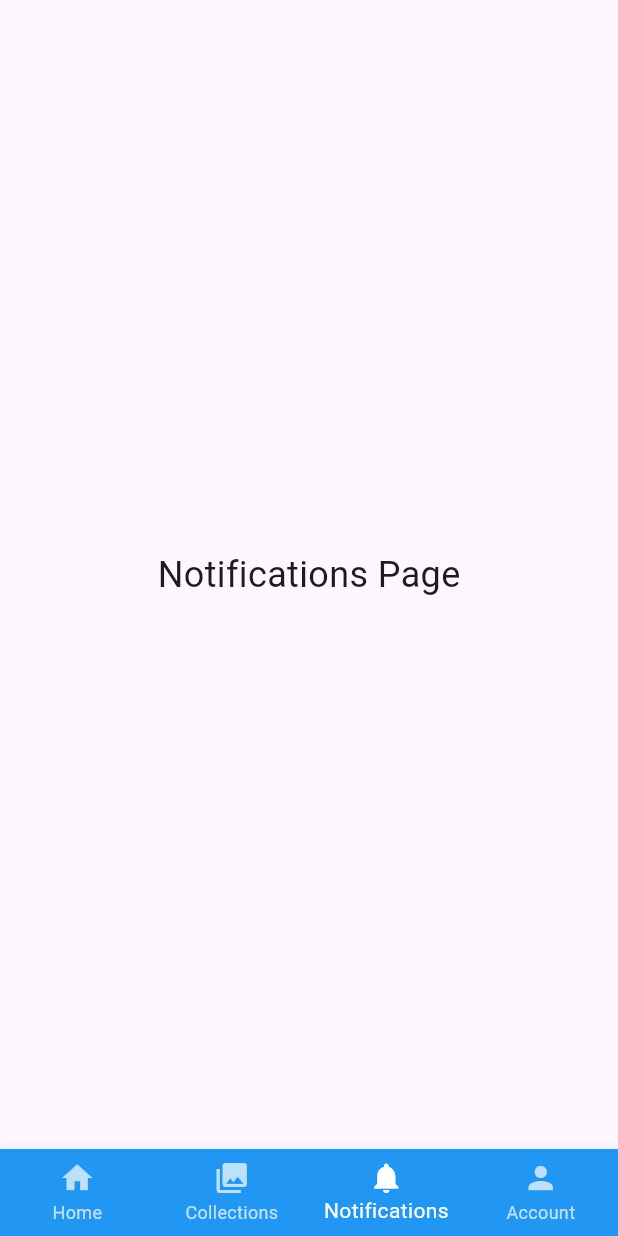
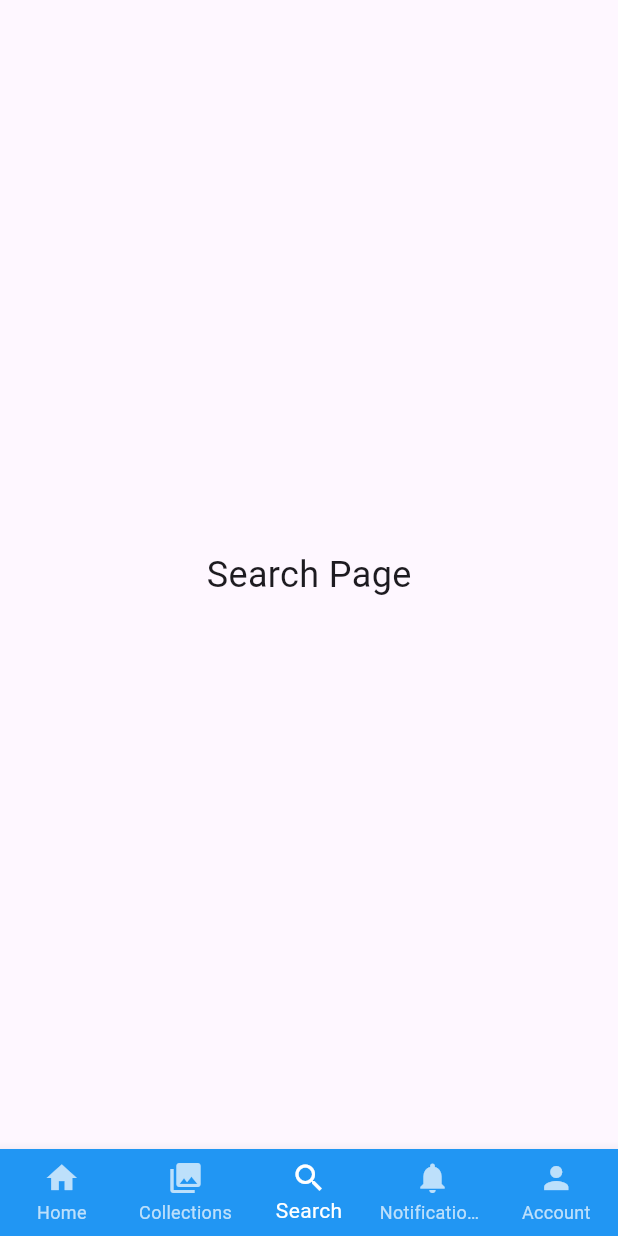
Before and after one commit to lee-ranaweer/holo, a Flutter app: the screen it shows after launch, item 3 of the bottom bar chosen, on a phone screen of 412 x 824 dp. Run offline on Flutter 3.47's test engine with Material 3 defaults, Android fonts, the phone set to English and light mode, and no system bars; our stand-ins replace go_router; missing offline and left inert: pokemon_tcg.

Commit message:
Added search page

```diff
--- a/lib/main.dart
+++ b/lib/main.dart
@@ -25,6 +25,7 @@ final GoRouter _router = GoRouter(
       routes: [
         GoRoute(path: '/', builder: (context, state) => HomePage()),
         GoRoute(path: '/collections', builder: (context, state) => CollectionsPage()),
+        GoRoute(path: '/search', builder: (context, state) => SearchPage()),
         GoRoute(path: '/notifications', builder: (context, state) => NotificationsPage()),
         GoRoute(path: '/account', builder: (context, state) => AccountPage()),
       ],
@@ -57,9 +58,12 @@ class NavBar extends StatelessWidget {
               context.go('/collections');
               break;
             case 2:
+              context.go('/search');
+              break;
+            case 3:
               context.go('/notifications');
               break;
-            case 3:
+            case 4:
               context.go('/account');
               break;
           }
@@ -69,6 +73,7 @@ class NavBar extends StatelessWidget {
         items: [
           BottomNavigationBarItem(icon: Icon(Icons.home), label: 'Home'),
           BottomNavigationBarItem(icon: Icon(Icons.collections), label: 'Collections'),
+          BottomNavigationBarItem(icon: Icon(Icons.search), label: 'Search'),
           BottomNavigationBarItem(icon: Icon(Icons.notifications), label: 'Notifications'),
           BottomNavigationBarItem(icon: Icon(Icons.person), label: 'Account'),
         ],
@@ -80,8 +85,9 @@ class NavBar extends StatelessWidget {
     final location = GoRouterState.of(context).uri.toString();
     if (location == '/')              return 0;
     if (location == '/collections')   return 1;
-    if (location == '/notifications') return 2;
-    if (location == '/account')       return 3;
+    if (location == '/search')        return 2;
+    if (location == '/notifications') return 3;
+    if (location == '/account')       return 4;
     return 0;
   }
 }
@@ -100,6 +106,13 @@ class CollectionsPage extends StatelessWidget {
   }
 }
 
+class SearchPage extends StatelessWidget {
+  @override
+  Widget build(BuildContext context) {
+    return Center(child: Text('Search Page', style: TextStyle(fontSize: 24)));
+  }
+}
+
 class NotificationsPage extends StatelessWidget {
   @override
   Widget build(BuildContext context) {
```
